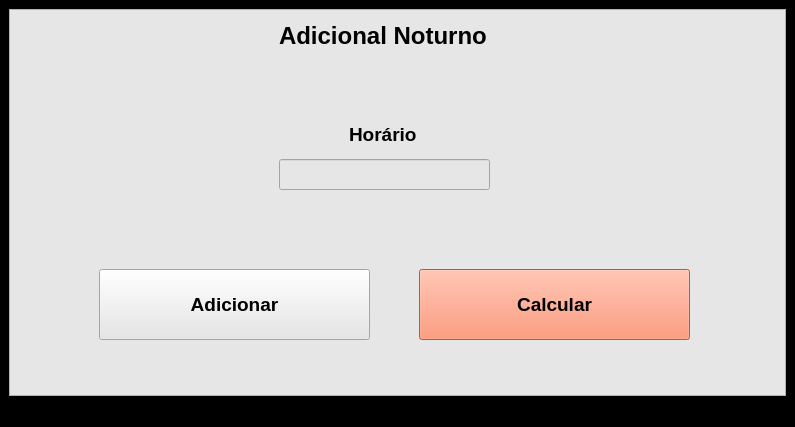
Above: View/arquivocode.ui from rinicius/adicionalnoturno before the change. Below: the same form after it.
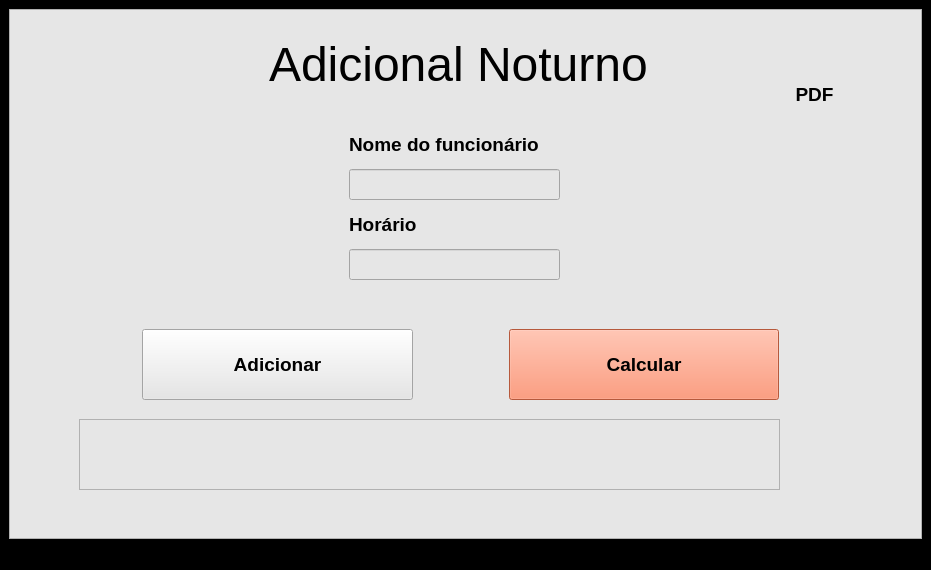
That is the form after the change. Icons and pictures are not drawn.

```diff
--- a/View/arquivocode.ui
+++ b/View/arquivocode.ui
@@ -6,8 +6,8 @@
    <rect>
     <x>0</x>
     <y>0</y>
-    <width>795</width>
-    <height>427</height>
+    <width>931</width>
+    <height>570</height>
    </rect>
   </property>
   <property name="windowTitle">
@@ -32,18 +32,18 @@
       <widget class="QLabel" name="label_2">
        <property name="geometry">
         <rect>
-         <x>270</x>
-         <y>10</y>
-         <width>211</width>
-         <height>33</height>
+         <x>260</x>
+         <y>30</y>
+         <width>381</width>
+         <height>51</height>
         </rect>
        </property>
        <property name="font">
         <font>
          <family>Arial</family>
-         <pointsize>18</pointsize>
-         <weight>75</weight>
-         <bold>true</bold>
+         <pointsize>36</pointsize>
+         <weight>50</weight>
+         <bold>false</bold>
         </font>
        </property>
        <property name="text">
@@ -53,8 +53,8 @@
       <widget class="QPushButton" name="pbAdd">
        <property name="geometry">
         <rect>
-         <x>90</x>
-         <y>260</y>
+         <x>133</x>
+         <y>320</y>
          <width>271</width>
          <height>71</height>
         </rect>
@@ -77,9 +77,9 @@
       <widget class="QPushButton" name="pbCalcular">
        <property name="geometry">
         <rect>
-         <x>410</x>
-         <y>260</y>
-         <width>271</width>
+         <x>500</x>
+         <y>320</y>
+         <width>270</width>
          <height>71</height>
         </rect>
        </property>
@@ -114,8 +114,8 @@
       <widget class="QLineEdit" name="leHorario">
        <property name="geometry">
         <rect>
-         <x>270</x>
-         <y>150</y>
+         <x>340</x>
+         <y>240</y>
          <width>211</width>
          <height>31</height>
         </rect>
@@ -124,21 +124,120 @@
       <widget class="QLabel" name="lResultado_2">
        <property name="geometry">
         <rect>
-         <x>616</x>
-         <y>30</y>
-         <width>141</width>
-         <height>61</height>
+         <x>90</x>
+         <y>430</y>
+         <width>671</width>
+         <height>31</height>
         </rect>
        </property>
+       <property name="font">
+        <font>
+         <family>Arial</family>
+         <pointsize>11</pointsize>
+         <weight>50</weight>
+         <bold>false</bold>
+         <underline>true</underline>
+        </font>
+       </property>
+       <property name="contextMenuPolicy">
+        <enum>Qt::NoContextMenu</enum>
+       </property>
+       <property name="styleSheet">
+        <string notr="true">text-align: center;</string>
+       </property>
        <property name="text">
         <string/>
        </property>
       </widget>
+      <widget class="QLabel" name="lNome">
+       <property name="geometry">
+        <rect>
+         <x>340</x>
+         <y>120</y>
+         <width>201</width>
+         <height>31</height>
+        </rect>
+       </property>
+       <property name="font">
+        <font>
+         <family>Arial</family>
+         <pointsize>14</pointsize>
+         <weight>75</weight>
+         <bold>true</bold>
+        </font>
+       </property>
+       <property name="styleSheet">
+        <string notr="true"/>
+       </property>
+       <property name="text">
+        <string>Nome do funcionário</string>
+       </property>
+      </widget>
+      <widget class="QLineEdit" name="leFuncionario">
+       <property name="geometry">
+        <rect>
+         <x>340</x>
+         <y>160</y>
+         <width>211</width>
+         <height>31</height>
+        </rect>
+       </property>
+      </widget>
+      <widget class="QTextEdit" name="textEdit">
+       <property name="enabled">
+        <bool>false</bool>
+       </property>
+       <property name="geometry">
+        <rect>
+         <x>70</x>
+         <y>410</y>
+         <width>701</width>
+         <height>71</height>
+        </rect>
+       </property>
+      </widget>
+      <widget class="QPushButton" name="botao">
+       <property name="geometry">
+        <rect>
+         <x>750</x>
+         <y>30</y>
+         <width>111</width>
+         <height>111</height>
+        </rect>
+       </property>
+       <property name="font">
+        <font>
+         <family>Arial</family>
+         <pointsize>14</pointsize>
+         <weight>75</weight>
+         <bold>true</bold>
+        </font>
+       </property>
+       <property name="autoFillBackground">
+        <bool>false</bool>
+       </property>
+       <property name="styleSheet">
+        <string notr="true">#botao{
+background-color: transparent;
+border-image: url(:pdfroubado.png);
+background: none;
+border: none;
+background-repeat: none;
+}
+</string>
+       </property>
+       <property name="text">
+        <string>PDF</string>
+       </property>
+       <property name="icon">
+        <iconset theme="pdf"/>
+       </property>
+      </widget>
       <widget class="QLabel" name="label">
        <property name="geometry">
         <rect>
          <x>340</x>
-         <y>110</y>
+         <y>200</y>
          <width>81</width>
          <height>31</height>
         </rect>
```
Left out of the diff: 15 changed lines with no effect on the pictures.
